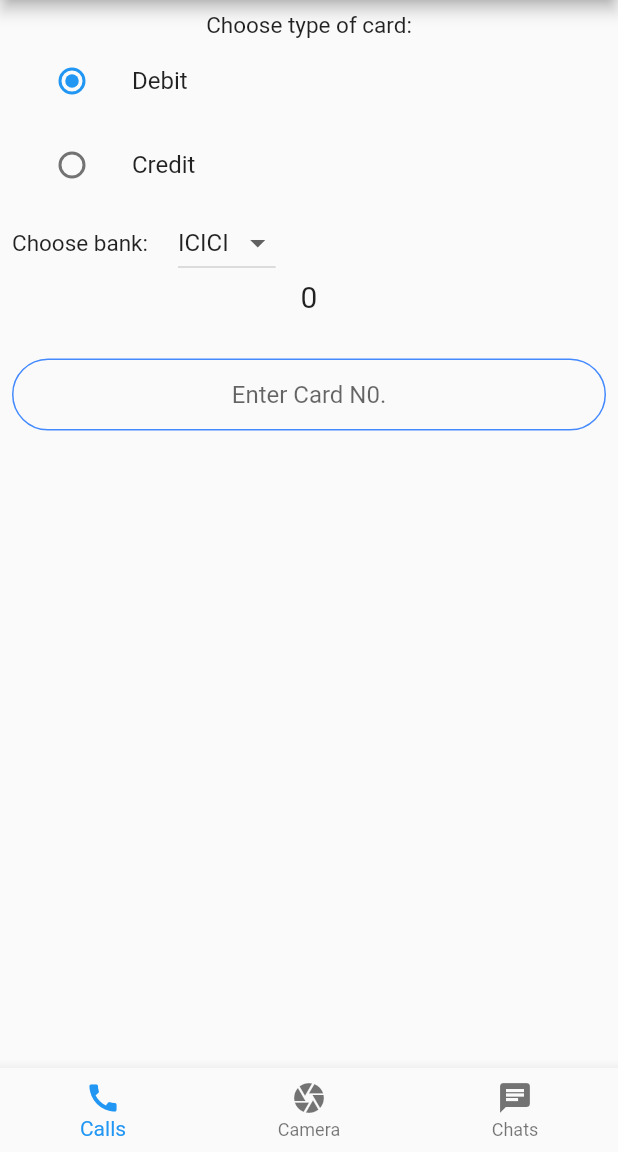
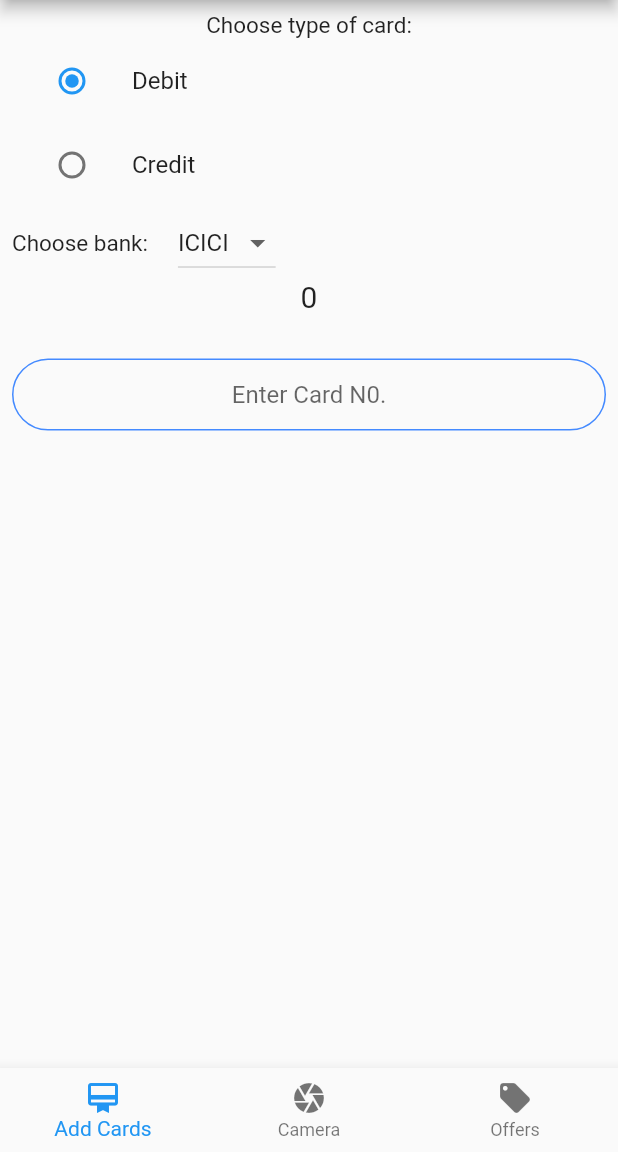
Before and after one commit to ayushshah31/bnf-new, a Flutter app: the Home screen opened directly with empty values, on a phone screen of 412 x 824 dp, the part 84-1236 px from its top. Run offline on Flutter 3.47's test engine with Material 2 defaults, Android fonts, the phone set to English and light mode, and no system bars; our stand-ins replace animated_text_kit, firebase_auth, firebase_core, firebase_database, image_picker; missing offline and left inert: google_ml_kit, modal_progress_hud_alt; accounts and stored records are empty.

Commit message:
card made

```diff
--- a/lib/Screens/Home.dart
+++ b/lib/Screens/Home.dart
@@ -79,16 +79,16 @@ class _HomeState extends State<Home> {
         bottomNavigationBar: BottomNavigationBar(
           items: const <BottomNavigationBarItem>[
             BottomNavigationBarItem(
-              icon: Icon(Icons.call),
-              label: 'Calls',
+              icon: Icon(Icons.card_membership),
+              label: 'Add Cards',
             ),
             BottomNavigationBarItem(
               icon: Icon(Icons.camera),
               label: 'Camera',
             ),
             BottomNavigationBarItem(
-              icon: Icon(Icons.chat),
-              label: 'Chats',
+              icon: Icon(Icons.local_offer),
+              label: 'Offers',
             ),
           ],
           currentIndex: _selectedIndex,
```
Also changed, not shown: lib/components/cards.dart (added, +50 -0 lines), pubspec.yaml (+10 -16 lines), pubspec.lock.
